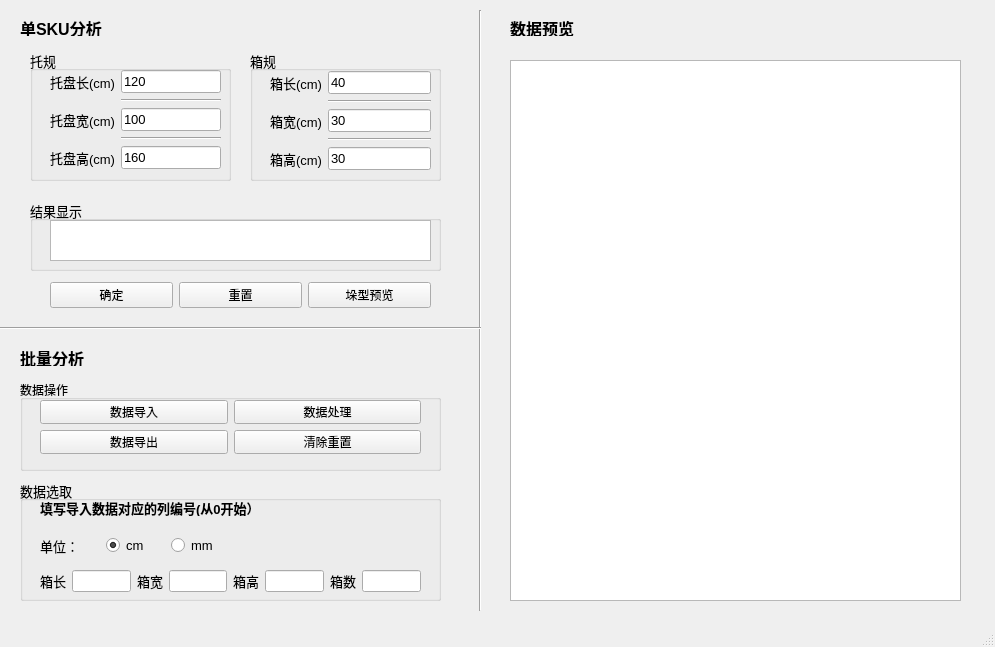
This is palletize.ui in binchuanyao/GC-DataAnalysisTemplate as Qt 5 draws it before an edit. The edited form follows.
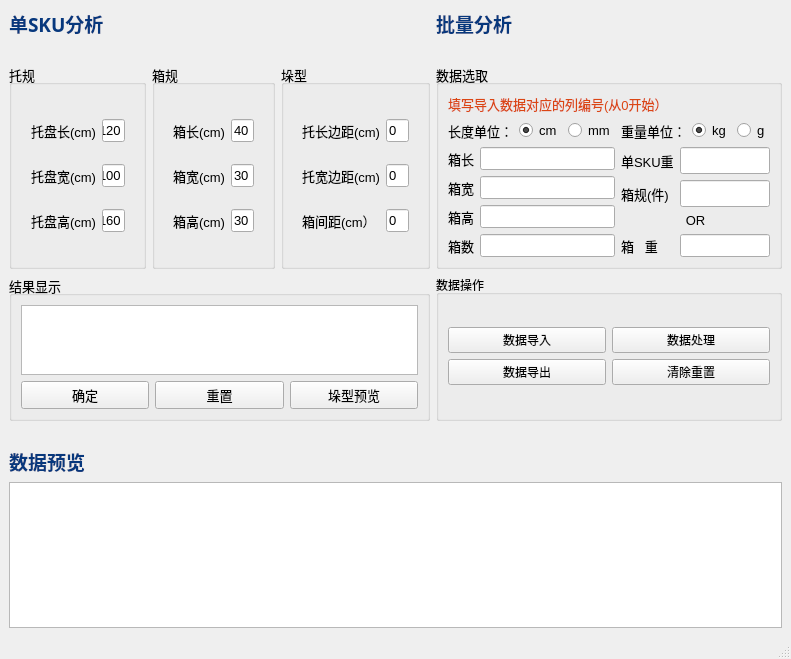
This is the edited form.

Commit message: Data Analysis template code completed; Palletizing model completed with interface; Project of carton recommend; Add minimal cube algorithm.

```diff
--- a/palletize.ui
+++ b/palletize.ui
@@ -6,8 +6,8 @@
    <rect>
     <x>0</x>
     <y>0</y>
-    <width>995</width>
-    <height>647</height>
+    <width>767</width>
+    <height>659</height>
    </rect>
   </property>
   <property name="windowTitle">
@@ -17,91 +17,326 @@
    <property name="enabled">
     <bool>true</bool>
    </property>
-   <widget class="QWidget" name="horizontalLayoutWidget">
-    <property name="geometry">
-     <rect>
-      <x>50</x>
-      <y>280</y>
-      <width>381</width>
-      <height>31</height>
-     </rect>
-    </property>
-    <layout class="QHBoxLayout" name="horizontalLayout">
-     <item>
-      <widget class="QPushButton" name="ok_btn">
-       <property name="text">
-        <string>确定</string>
-       </property>
-      </widget>
-     </item>
-     <item>
-      <widget class="QPushButton" name="reset_btn">
-       <property name="text">
-        <string>重置</string>
-       </property>
-      </widget>
-     </item>
-     <item>
-      <widget class="QPushButton" name="show_btn">
+   <layout class="QGridLayout" name="gridLayout_7">
+    <item row="0" column="4">
+     <widget class="QLabel" name="label_2">
+      <property name="sizePolicy">
+       <sizepolicy hsizetype="Expanding" vsizetype="Expanding">
+        <horstretch>0</horstretch>
+        <verstretch>0</verstretch>
+       </sizepolicy>
+      </property>
+      <property name="font">
+       <font>
+        <family>微软雅黑</family>
+        <pointsize>14</pointsize>
+        <weight>9</weight>
+        <italic>false</italic>
+        <bold>false</bold>
+       </font>
+      </property>
+      <property name="styleSheet">
+       <string notr="true">color: rgb(7, 56, 125);
+font: 75 14pt &quot;微软雅黑&quot;;</string>
+      </property>
        <property name="text">
-        <string>垛型预览</string>
+       <string>&lt;html&gt;&lt;head/&gt;&lt;body&gt;&lt;p&gt;&lt;span style=&quot; font-weight:600; color:#07387d;&quot;&gt;批量分析&lt;/span&gt;&lt;/p&gt;&lt;/body&gt;&lt;/html&gt;</string>
        </property>
       </widget>
      </item>
-    </layout>
-   </widget>
+    <item row="8" column="0" colspan="5">
    <widget class="QTableView" name="tableView">
-    <property name="geometry">
-     <rect>
-      <x>510</x>
-      <y>60</y>
-      <width>451</width>
-      <height>541</height>
-     </rect>
-    </property>
-   </widget>
-   <widget class="Line" name="line">
-    <property name="geometry">
-     <rect>
-      <x>470</x>
-      <y>10</y>
-      <width>21</width>
-      <height>601</height>
-     </rect>
-    </property>
-    <property name="orientation">
-     <enum>Qt::Vertical</enum>
-    </property>
-   </widget>
-   <widget class="QLabel" name="label_11">
-    <property name="geometry">
-     <rect>
-      <x>510</x>
-      <y>20</y>
-      <width>111</width>
-      <height>16</height>
-     </rect>
+      <property name="sizePolicy">
+       <sizepolicy hsizetype="Expanding" vsizetype="Expanding">
+        <horstretch>0</horstretch>
+        <verstretch>0</verstretch>
+       </sizepolicy>
+      </property>
+     </widget>
+    </item>
+    <item row="4" column="0" rowspan="2" colspan="2">
+     <widget class="QLabel" name="temp2">
+      <property name="text">
+       <string/>
+      </property>
+     </widget>
+    </item>
+    <item row="1" column="0" colspan="2">
+     <widget class="QLabel" name="temp1">
+      <property name="text">
+       <string/>
+      </property>
+     </widget>
+    </item>
+    <item row="2" column="4">
+     <widget class="QGroupBox" name="groupBox_4">
+      <property name="sizePolicy">
+       <sizepolicy hsizetype="Expanding" vsizetype="Expanding">
+        <horstretch>0</horstretch>
+        <verstretch>0</verstretch>
+       </sizepolicy>
     </property>
     <property name="font">
      <font>
-      <pointsize>12</pointsize>
+        <pointsize>10</pointsize>
+        <weight>50</weight>
+        <bold>false</bold>
+       </font>
+      </property>
+      <property name="title">
+       <string>数据选取</string>
+      </property>
+      <layout class="QGridLayout" name="gridLayout_2">
+       <item row="0" column="0" colspan="2">
+        <widget class="QLabel" name="input_hint">
+         <property name="enabled">
+          <bool>true</bool>
+         </property>
+         <property name="sizePolicy">
+          <sizepolicy hsizetype="Ignored" vsizetype="Expanding">
+           <horstretch>0</horstretch>
+           <verstretch>0</verstretch>
+          </sizepolicy>
+         </property>
+         <property name="font">
+          <font>
+           <pointsize>10</pointsize>
       <weight>75</weight>
+           <italic>false</italic>
       <bold>true</bold>
      </font>
     </property>
+         <property name="mouseTracking">
+          <bool>true</bool>
+         </property>
+         <property name="frameShadow">
+          <enum>QFrame::Sunken</enum>
+         </property>
     <property name="text">
-     <string>数据预览</string>
-    </property>
-   </widget>
+          <string>&lt;html&gt;&lt;head/&gt;&lt;body&gt;&lt;p&gt;&lt;span style=&quot; font-weight:400; color:#db4614;&quot;&gt;填写导入数据对应的列编号(从0开始）&lt;/span&gt;&lt;/p&gt;&lt;/body&gt;&lt;/html&gt;</string>
+         </property>
+         <property name="textFormat">
+          <enum>Qt::RichText</enum>
+         </property>
+         <property name="scaledContents">
+          <bool>false</bool>
+         </property>
+        </widget>
+       </item>
+       <item row="1" column="1">
+        <layout class="QHBoxLayout" name="horizontalLayout_6">
+         <item>
+          <widget class="QLabel" name="weightUnit_label">
+           <property name="sizePolicy">
+            <sizepolicy hsizetype="Expanding" vsizetype="Expanding">
+             <horstretch>0</horstretch>
+             <verstretch>0</verstretch>
+            </sizepolicy>
+           </property>
+           <property name="text">
+            <string>重量单位：</string>
+           </property>
+          </widget>
+         </item>
+         <item>
+          <widget class="QRadioButton" name="kg_radio_btn">
+           <property name="sizePolicy">
+            <sizepolicy hsizetype="Expanding" vsizetype="Expanding">
+             <horstretch>0</horstretch>
+             <verstretch>0</verstretch>
+            </sizepolicy>
+           </property>
+           <property name="text">
+            <string>kg</string>
+           </property>
+           <property name="checked">
+            <bool>true</bool>
+           </property>
+           <attribute name="buttonGroup">
+            <string notr="true">buttonGroup</string>
+           </attribute>
+          </widget>
+         </item>
+         <item>
+          <widget class="QRadioButton" name="g_radio_btn">
+           <property name="sizePolicy">
+            <sizepolicy hsizetype="Expanding" vsizetype="Expanding">
+             <horstretch>0</horstretch>
+             <verstretch>0</verstretch>
+            </sizepolicy>
+           </property>
+           <property name="text">
+            <string>g</string>
+           </property>
+           <attribute name="buttonGroup">
+            <string notr="true">buttonGroup</string>
+           </attribute>
+          </widget>
+         </item>
+        </layout>
+       </item>
+       <item row="1" column="0">
+        <layout class="QHBoxLayout" name="horizontalLayout_3" stretch="1,0,0">
+         <item>
+          <widget class="QLabel" name="lengthUnit_label">
+           <property name="sizePolicy">
+            <sizepolicy hsizetype="Expanding" vsizetype="Expanding">
+             <horstretch>1</horstretch>
+             <verstretch>0</verstretch>
+            </sizepolicy>
+           </property>
+           <property name="text">
+            <string>长度单位：</string>
+           </property>
+          </widget>
+         </item>
+         <item>
+          <widget class="QRadioButton" name="cm_radio_btn">
+           <property name="sizePolicy">
+            <sizepolicy hsizetype="Expanding" vsizetype="Expanding">
+             <horstretch>1</horstretch>
+             <verstretch>0</verstretch>
+            </sizepolicy>
+           </property>
+           <property name="text">
+            <string>cm</string>
+           </property>
+           <property name="checked">
+            <bool>true</bool>
+           </property>
+           <property name="autoExclusive">
+            <bool>true</bool>
+           </property>
+           <attribute name="buttonGroup">
+            <string notr="true">buttonGroup_2</string>
+           </attribute>
+          </widget>
+         </item>
+         <item>
+          <widget class="QRadioButton" name="mm_radio_btn">
+           <property name="sizePolicy">
+            <sizepolicy hsizetype="Expanding" vsizetype="Expanding">
+             <horstretch>1</horstretch>
+             <verstretch>0</verstretch>
+            </sizepolicy>
+           </property>
+           <property name="text">
+            <string>mm</string>
+           </property>
+           <attribute name="buttonGroup">
+            <string notr="true">buttonGroup_2</string>
+           </attribute>
+          </widget>
+         </item>
+        </layout>
+       </item>
+       <item row="2" column="0" rowspan="4">
+        <layout class="QFormLayout" name="formLayout">
+         <item row="0" column="0">
+          <widget class="QLabel" name="length_label">
+           <property name="text">
+            <string>箱长</string>
+           </property>
+          </widget>
+         </item>
+         <item row="0" column="1">
+          <widget class="QLineEdit" name="length_col"/>
+         </item>
+         <item row="1" column="0">
+          <widget class="QLabel" name="width_col_label">
+           <property name="text">
+            <string>箱宽</string>
+           </property>
+          </widget>
+         </item>
+         <item row="1" column="1">
+          <widget class="QLineEdit" name="width_col"/>
+         </item>
+         <item row="2" column="0">
+          <widget class="QLabel" name="height_label">
+           <property name="text">
+            <string>箱高</string>
+           </property>
+          </widget>
+         </item>
+         <item row="2" column="1">
+          <widget class="QLineEdit" name="height_col"/>
+         </item>
+         <item row="3" column="0">
+          <widget class="QLabel" name="cartonNum_label">
+           <property name="text">
+            <string>箱数</string>
+           </property>
+          </widget>
+         </item>
+         <item row="3" column="1">
+          <widget class="QLineEdit" name="cartonNum_col"/>
+         </item>
+        </layout>
+       </item>
+       <item row="2" column="1" rowspan="4">
+        <layout class="QFormLayout" name="formLayout_2">
+         <item row="0" column="0">
+          <widget class="QLabel" name="sku_wt_label">
+           <property name="text">
+            <string>单SKU重</string>
+           </property>
+          </widget>
+         </item>
+         <item row="0" column="1">
+          <widget class="QLineEdit" name="sku_wt_col">
+           <property name="sizePolicy">
+            <sizepolicy hsizetype="Expanding" vsizetype="Expanding">
+             <horstretch>0</horstretch>
+             <verstretch>0</verstretch>
+            </sizepolicy>
+           </property>
+          </widget>
+         </item>
+         <item row="2" column="0">
+          <widget class="QLabel" name="fullCartonQty_label">
+           <property name="text">
+            <string>箱规(件)</string>
+           </property>
+          </widget>
+         </item>
+         <item row="2" column="1">
+          <widget class="QLineEdit" name="fullCartonQty_col">
+           <property name="sizePolicy">
+            <sizepolicy hsizetype="Expanding" vsizetype="Expanding">
+             <horstretch>0</horstretch>
+             <verstretch>0</verstretch>
+            </sizepolicy>
+           </property>
+          </widget>
+         </item>
+         <item row="4" column="1">
+          <widget class="QLineEdit" name="ctn_wt_col"/>
+         </item>
+         <item row="4" column="0">
+          <widget class="QLabel" name="ctn_wt_label">
+           <property name="text">
+            <string>箱   重</string>
+           </property>
+          </widget>
+         </item>
+         <item row="3" column="0" colspan="2">
+          <widget class="QLabel" name="label_6">
+           <property name="text">
+            <string>OR</string>
+           </property>
+           <property name="alignment">
+            <set>Qt::AlignCenter</set>
+           </property>
+          </widget>
+         </item>
+        </layout>
+       </item>
+      </layout>
+     </widget>
+    </item>
+    <item row="2" column="0" colspan="2">
    <widget class="QGroupBox" name="groupBox">
-    <property name="geometry">
-     <rect>
-      <x>30</x>
-      <y>50</y>
-      <width>201</width>
-      <height>131</height>
-     </rect>
-    </property>
     <property name="sizePolicy">
      <sizepolicy hsizetype="Expanding" vsizetype="Expanding">
       <horstretch>0</horstretch>
@@ -118,84 +353,72 @@
     <property name="title">
      <string>托规</string>
     </property>
-    <widget class="QWidget" name="formLayoutWidget">
-     <property name="geometry">
-      <rect>
-       <x>20</x>
-       <y>20</y>
-       <width>171</width>
-       <height>101</height>
-      </rect>
-     </property>
-     <layout class="QFormLayout" name="formLayout">
-      <item row="0" column="1">
-       <widget class="QLineEdit" name="plt_length">
+      <layout class="QHBoxLayout" name="horizontalLayout_8">
+       <property name="spacing">
+        <number>0</number>
+       </property>
+       <property name="leftMargin">
+        <number>10</number>
+       </property>
+       <item>
+        <widget class="QFrame" name="">
+         <property name="sizePolicy">
+          <sizepolicy hsizetype="Expanding" vsizetype="Expanding">
+           <horstretch>0</horstretch>
+           <verstretch>0</verstretch>
+          </sizepolicy>
+         </property>
+         <layout class="QGridLayout" name="gridLayout_5">
+          <item row="0" column="0">
+           <widget class="QLabel" name="label_3">
         <property name="text">
-         <string>120</string>
+             <string>托盘长(cm)</string>
         </property>
        </widget>
       </item>
-      <item row="1" column="1">
-       <widget class="Line" name="line_3">
-        <property name="orientation">
-         <enum>Qt::Horizontal</enum>
-        </property>
-       </widget>
-      </item>
-      <item row="2" column="0">
+          <item row="1" column="0">
        <widget class="QLabel" name="label_4">
         <property name="text">
          <string>托盘宽(cm)</string>
         </property>
        </widget>
       </item>
-      <item row="2" column="1">
-       <widget class="QLineEdit" name="plt_width">
-        <property name="text">
-         <string>100</string>
-        </property>
-       </widget>
-      </item>
-      <item row="3" column="1">
-       <widget class="Line" name="line_2">
-        <property name="orientation">
-         <enum>Qt::Horizontal</enum>
-        </property>
-       </widget>
-      </item>
-      <item row="4" column="0">
+          <item row="2" column="0">
        <widget class="QLabel" name="label_5">
         <property name="text">
          <string>托盘高(cm)</string>
         </property>
        </widget>
       </item>
-      <item row="4" column="1">
+          <item row="2" column="1">
        <widget class="QLineEdit" name="plt_height">
         <property name="text">
          <string>160</string>
         </property>
        </widget>
       </item>
-      <item row="0" column="0">
-       <widget class="QLabel" name="label_3">
+          <item row="1" column="1">
+           <widget class="QLineEdit" name="plt_width">
         <property name="text">
-         <string>托盘长(cm)</string>
+             <string>100</string>
         </property>
        </widget>
       </item>
-     </layout>
-    </widget>
-   </widget>
+          <item row="0" column="1">
+           <widget class="QLineEdit" name="plt_length">
+            <property name="text">
+             <string>120</string>
+            </property>
+           </widget>
+          </item>
+         </layout>
+        </widget>
+       </item>
+      </layout>
+     </widget>
+    </item>
+    <item row="2" column="2">
    <widget class="QGroupBox" name="groupBox_2">
-    <property name="geometry">
-     <rect>
-      <x>250</x>
-      <y>50</y>
-      <width>191</width>
-      <height>131</height>
-     </rect>
-    </property>
     <property name="sizePolicy">
      <sizepolicy hsizetype="Expanding" vsizetype="Expanding">
       <horstretch>0</horstretch>
@@ -227,16 +450,23 @@
     <property name="checkable">
      <bool>false</bool>
     </property>
-    <widget class="QWidget" name="formLayoutWidget_2">
-     <property name="geometry">
-      <rect>
-       <x>20</x>
-       <y>21</y>
-       <width>161</width>
-       <height>101</height>
-      </rect>
-     </property>
-     <layout class="QFormLayout" name="formLayout_2">
+      <layout class="QHBoxLayout" name="horizontalLayout_5">
+       <item>
+        <widget class="QFrame" name="">
+         <property name="sizePolicy">
+          <sizepolicy hsizetype="Expanding" vsizetype="Expanding">
+           <horstretch>0</horstretch>
+           <verstretch>0</verstretch>
+          </sizepolicy>
+         </property>
+         <layout class="QGridLayout" name="gridLayout_4">
+          <item row="0" column="0">
+           <widget class="QLabel" name="ctn_length_label">
+            <property name="text">
+             <string>箱长(cm)</string>
+            </property>
+           </widget>
+          </item>
       <item row="0" column="1">
        <widget class="QLineEdit" name="ctn_length">
         <property name="text">
@@ -244,302 +474,138 @@
         </property>
        </widget>
       </item>
-      <item row="1" column="1">
-       <widget class="Line" name="line_5">
-        <property name="orientation">
-         <enum>Qt::Horizontal</enum>
-        </property>
-       </widget>
-      </item>
-      <item row="2" column="0">
-       <widget class="QLabel" name="label_7">
+          <item row="1" column="0">
+           <widget class="QLabel" name="ctn_width_label">
         <property name="text">
          <string>箱宽(cm)</string>
         </property>
        </widget>
       </item>
-      <item row="2" column="1">
+          <item row="1" column="1">
        <widget class="QLineEdit" name="ctn_width">
         <property name="text">
          <string>30</string>
         </property>
        </widget>
       </item>
-      <item row="3" column="1">
-       <widget class="Line" name="line_4">
-        <property name="orientation">
-         <enum>Qt::Horizontal</enum>
-        </property>
-       </widget>
-      </item>
-      <item row="4" column="0">
-       <widget class="QLabel" name="label_8">
+          <item row="2" column="0">
+           <widget class="QLabel" name="ctn_height_label">
         <property name="text">
          <string>箱高(cm)</string>
         </property>
        </widget>
       </item>
-      <item row="4" column="1">
+          <item row="2" column="1">
        <widget class="QLineEdit" name="ctn_height">
         <property name="text">
          <string>30</string>
         </property>
        </widget>
       </item>
+         </layout>
+        </widget>
+       </item>
+      </layout>
+     </widget>
+    </item>
+    <item row="2" column="3">
+     <widget class="QGroupBox" name="groupBox_6">
+      <property name="sizePolicy">
+       <sizepolicy hsizetype="Expanding" vsizetype="Expanding">
+        <horstretch>0</horstretch>
+        <verstretch>0</verstretch>
+       </sizepolicy>
+      </property>
+      <property name="font">
+       <font>
+        <pointsize>10</pointsize>
+        <weight>50</weight>
+        <bold>false</bold>
+       </font>
+      </property>
+      <property name="tabletTracking">
+       <bool>true</bool>
+      </property>
+      <property name="focusPolicy">
+       <enum>Qt::NoFocus</enum>
+      </property>
+      <property name="contextMenuPolicy">
+       <enum>Qt::NoContextMenu</enum>
+      </property>
+      <property name="title">
+       <string>垛型</string>
+      </property>
+      <property name="flat">
+       <bool>false</bool>
+      </property>
+      <property name="checkable">
+       <bool>false</bool>
+      </property>
+      <layout class="QHBoxLayout" name="horizontalLayout_4">
+       <item>
+        <widget class="QFrame" name="">
+         <property name="sizePolicy">
+          <sizepolicy hsizetype="Expanding" vsizetype="Expanding">
+           <horstretch>0</horstretch>
+           <verstretch>0</verstretch>
+          </sizepolicy>
+         </property>
+         <layout class="QGridLayout" name="gridLayout_3">
       <item row="0" column="0">
-       <widget class="QLabel" name="label_6">
+           <widget class="QLabel" name="label_18">
         <property name="text">
-         <string>箱长(cm)</string>
+             <string>托长边距(cm)</string>
         </property>
        </widget>
       </item>
-     </layout>
-    </widget>
-   </widget>
-   <widget class="QGroupBox" name="groupBox_3">
-    <property name="geometry">
-     <rect>
-      <x>30</x>
-      <y>200</y>
-      <width>411</width>
-      <height>71</height>
-     </rect>
-    </property>
-    <property name="sizePolicy">
-     <sizepolicy hsizetype="Expanding" vsizetype="Expanding">
-      <horstretch>0</horstretch>
-      <verstretch>0</verstretch>
-     </sizepolicy>
-    </property>
-    <property name="font">
-     <font>
-      <pointsize>10</pointsize>
-      <weight>50</weight>
-      <bold>false</bold>
-     </font>
-    </property>
-    <property name="layoutDirection">
-     <enum>Qt::LeftToRight</enum>
-    </property>
-    <property name="title">
-     <string>结果显示</string>
-    </property>
-    <widget class="QTextEdit" name="resultText1">
-     <property name="geometry">
-      <rect>
-       <x>20</x>
-       <y>20</y>
-       <width>381</width>
-       <height>41</height>
-      </rect>
-     </property>
-     <property name="sizePolicy">
-      <sizepolicy hsizetype="Fixed" vsizetype="Fixed">
-       <horstretch>0</horstretch>
-       <verstretch>0</verstretch>
-      </sizepolicy>
-     </property>
-    </widget>
-   </widget>
-   <widget class="QLabel" name="label">
-    <property name="geometry">
-     <rect>
-      <x>20</x>
-      <y>20</y>
-      <width>91</width>
-      <height>16</height>
-     </rect>
-    </property>
-    <property name="font">
-     <font>
-      <pointsize>12</pointsize>
-      <weight>75</weight>
-      <bold>true</bold>
-     </font>
-    </property>
+          <item row="0" column="1">
+           <widget class="QLineEdit" name="plt_l_gap">
     <property name="text">
-     <string>单SKU分析</string>
-    </property>
-   </widget>
-   <widget class="QLabel" name="label_2">
-    <property name="geometry">
-     <rect>
-      <x>20</x>
-      <y>350</y>
-      <width>91</width>
-      <height>16</height>
-     </rect>
-    </property>
-    <property name="font">
-     <font>
-      <pointsize>12</pointsize>
-      <weight>75</weight>
-      <bold>true</bold>
-     </font>
-    </property>
+             <string>0</string>
+            </property>
+           </widget>
+          </item>
+          <item row="1" column="0">
+           <widget class="QLabel" name="label_19">
     <property name="text">
-     <string>批量分析</string>
-    </property>
-   </widget>
-   <widget class="QGroupBox" name="groupBox_4">
-    <property name="geometry">
-     <rect>
-      <x>20</x>
-      <y>480</y>
-      <width>421</width>
-      <height>121</height>
-     </rect>
-    </property>
-    <property name="font">
-     <font>
-      <pointsize>10</pointsize>
-      <weight>50</weight>
-      <bold>false</bold>
-     </font>
-    </property>
-    <property name="title">
-     <string>数据选取</string>
-    </property>
-    <widget class="QLabel" name="input_hint">
-     <property name="enabled">
-      <bool>true</bool>
-     </property>
-     <property name="geometry">
-      <rect>
-       <x>20</x>
-       <y>20</y>
-       <width>251</width>
-       <height>16</height>
-      </rect>
-     </property>
-     <property name="font">
-      <font>
-       <pointsize>10</pointsize>
-       <weight>75</weight>
-       <italic>false</italic>
-       <bold>true</bold>
-      </font>
-     </property>
-     <property name="mouseTracking">
-      <bool>false</bool>
-     </property>
-     <property name="frameShadow">
-      <enum>QFrame::Sunken</enum>
-     </property>
-     <property name="text">
-      <string>填写导入数据对应的列编号(从0开始）</string>
-     </property>
-    </widget>
-    <widget class="QWidget" name="horizontalLayoutWidget_2">
-     <property name="geometry">
-      <rect>
-       <x>20</x>
-       <y>90</y>
-       <width>381</width>
-       <height>22</height>
-      </rect>
-     </property>
-     <layout class="QHBoxLayout" name="horizontalLayout_2">
-      <item>
-       <widget class="QLabel" name="label_13">
-        <property name="text">
-         <string>箱长</string>
-        </property>
-       </widget>
-      </item>
-      <item>
-       <widget class="QLineEdit" name="length_col"/>
-      </item>
-      <item>
-       <widget class="QLabel" name="label_14">
+             <string>托宽边距(cm)</string>
+            </property>
+           </widget>
+          </item>
+          <item row="1" column="1">
+           <widget class="QLineEdit" name="plt_w_gap">
         <property name="text">
-         <string>箱宽</string>
+             <string>0</string>
         </property>
        </widget>
       </item>
-      <item>
-       <widget class="QLineEdit" name="width_col"/>
-      </item>
-      <item>
-       <widget class="QLabel" name="label_15">
+          <item row="2" column="0">
+           <widget class="QLabel" name="label_10">
         <property name="text">
-         <string>箱高</string>
+             <string>箱间距(cm）</string>
         </property>
        </widget>
       </item>
-      <item>
-       <widget class="QLineEdit" name="height_col"/>
-      </item>
-      <item>
-       <widget class="QLabel" name="label_16">
+          <item row="2" column="1">
+           <widget class="QLineEdit" name="ctn_gap">
         <property name="text">
-         <string>箱数</string>
+             <string>0</string>
         </property>
        </widget>
       </item>
-      <item>
-       <widget class="QLineEdit" name="carton_col"/>
-      </item>
-     </layout>
-    </widget>
-    <widget class="QWidget" name="horizontalLayoutWidget_3">
-     <property name="geometry">
-      <rect>
-       <x>20</x>
-       <y>50</y>
-       <width>191</width>
-       <height>31</height>
-      </rect>
-     </property>
-     <layout class="QHBoxLayout" name="horizontalLayout_3">
-      <item>
-       <widget class="QLabel" name="label_9">
-        <property name="text">
-         <string>单位：</string>
-        </property>
-       </widget>
-      </item>
-      <item>
-       <widget class="QRadioButton" name="cm_radiobtn">
-        <property name="text">
-         <string>cm</string>
-        </property>
-        <property name="checked">
-         <bool>true</bool>
-        </property>
-       </widget>
-      </item>
-      <item>
-       <widget class="QRadioButton" name="mm_radiobtn">
-        <property name="text">
-         <string>mm</string>
-        </property>
-       </widget>
-      </item>
-     </layout>
-    </widget>
-   </widget>
-   <widget class="Line" name="line_6">
-    <property name="geometry">
-     <rect>
-      <x>0</x>
-      <y>320</y>
-      <width>481</width>
-      <height>16</height>
-     </rect>
-    </property>
-    <property name="orientation">
-     <enum>Qt::Horizontal</enum>
-    </property>
-   </widget>
+         </layout>
+        </widget>
+       </item>
+      </layout>
+     </widget>
+    </item>
+    <item row="3" column="4">
    <widget class="QGroupBox" name="groupBox_5">
-    <property name="geometry">
-     <rect>
-      <x>20</x>
-      <y>380</y>
-      <width>421</width>
-      <height>91</height>
-     </rect>
+      <property name="sizePolicy">
+       <sizepolicy hsizetype="Expanding" vsizetype="Expanding">
+        <horstretch>3</horstretch>
+        <verstretch>1</verstretch>
+       </sizepolicy>
     </property>
     <property name="layoutDirection">
      <enum>Qt::LeftToRight</enum>
@@ -550,15 +616,8 @@
     <property name="title">
      <string>数据操作</string>
     </property>
-    <widget class="QWidget" name="gridLayoutWidget">
-     <property name="geometry">
-      <rect>
-       <x>20</x>
-       <y>20</y>
-       <width>381</width>
-       <height>54</height>
-      </rect>
-     </property>
+      <layout class="QVBoxLayout" name="verticalLayout_4">
+       <item>
      <layout class="QGridLayout" name="gridLayout">
       <item row="0" column="0">
        <widget class="QPushButton" name="upload_btn">
@@ -589,8 +648,123 @@
        </widget>
       </item>
      </layout>
-    </widget>
-   </widget>
+       </item>
+      </layout>
+     </widget>
+    </item>
+    <item row="3" column="0" colspan="4">
+     <widget class="QGroupBox" name="groupBox_3">
+      <property name="sizePolicy">
+       <sizepolicy hsizetype="Expanding" vsizetype="Expanding">
+        <horstretch>0</horstretch>
+        <verstretch>0</verstretch>
+       </sizepolicy>
+      </property>
+      <property name="font">
+       <font>
+        <pointsize>10</pointsize>
+        <weight>50</weight>
+        <bold>false</bold>
+       </font>
+      </property>
+      <property name="layoutDirection">
+       <enum>Qt::LeftToRight</enum>
+      </property>
+      <property name="title">
+       <string>结果显示</string>
+      </property>
+      <layout class="QVBoxLayout" name="verticalLayout">
+       <item>
+        <widget class="QTextEdit" name="resultText1">
+         <property name="sizePolicy">
+          <sizepolicy hsizetype="Expanding" vsizetype="Expanding">
+           <horstretch>0</horstretch>
+           <verstretch>0</verstretch>
+          </sizepolicy>
+         </property>
+        </widget>
+       </item>
+       <item>
+        <layout class="QHBoxLayout" name="horizontalLayout">
+         <item>
+          <widget class="QPushButton" name="ok_btn">
+           <property name="text">
+            <string>确定</string>
+           </property>
+          </widget>
+         </item>
+         <item>
+          <widget class="QPushButton" name="reset_btn">
+           <property name="text">
+            <string>重置</string>
+           </property>
+          </widget>
+         </item>
+         <item>
+          <widget class="QPushButton" name="show_btn">
+           <property name="text">
+            <string>垛型预览</string>
+           </property>
+          </widget>
+         </item>
+        </layout>
+       </item>
+      </layout>
+     </widget>
+    </item>
+    <item row="0" column="0" colspan="4">
+     <widget class="QLabel" name="label">
+      <property name="sizePolicy">
+       <sizepolicy hsizetype="Expanding" vsizetype="Expanding">
+        <horstretch>0</horstretch>
+        <verstretch>0</verstretch>
+       </sizepolicy>
+      </property>
+      <property name="font">
+       <font>
+        <family>微软雅黑</family>
+        <pointsize>14</pointsize>
+        <weight>9</weight>
+        <italic>false</italic>
+        <bold>false</bold>
+       </font>
+      </property>
+      <property name="styleSheet">
+       <string notr="true">color: rgb(7, 56, 125);
+font: 75 14pt &quot;微软雅黑&quot;;</string>
+      </property>
+      <property name="text">
+       <string>&lt;html&gt;&lt;head/&gt;&lt;body&gt;&lt;p&gt;&lt;span style=&quot; font-weight:600; color:#07387d;&quot;&gt;单SKU分析&lt;/span&gt;&lt;/p&gt;&lt;/body&gt;&lt;/html&gt;</string>
+      </property>
+     </widget>
+    </item>
+    <item row="6" column="0" colspan="5">
+     <widget class="QLabel" name="label_7">
+      <property name="sizePolicy">
+       <sizepolicy hsizetype="Expanding" vsizetype="Expanding">
+        <horstretch>0</horstretch>
+        <verstretch>0</verstretch>
+       </sizepolicy>
+      </property>
+      <property name="font">
+       <font>
+        <family>微软雅黑</family>
+        <pointsize>14</pointsize>
+        <weight>9</weight>
+        <italic>false</italic>
+        <bold>false</bold>
+       </font>
+      </property>
+      <property name="styleSheet">
+       <string notr="true">color: rgb(7, 56, 125);
+font: 75 14pt &quot;微软雅黑&quot;;</string>
+      </property>
+      <property name="text">
+       <string>&lt;html&gt;&lt;head/&gt;&lt;body&gt;&lt;p&gt;&lt;span style=&quot; font-weight:600; color:#07387d;&quot;&gt;数据预览&lt;/span&gt;&lt;/p&gt;&lt;/body&gt;&lt;/html&gt;</string>
+      </property>
+     </widget>
+    </item>
+   </layout>
   </widget>
   <widget class="QStatusBar" name="statusBar"/>
   <action name="actionNew">
```
Left out of the diff: 32 changed lines with no effect on the pictures. Lines whose indentation alone changed are shown as unchanged. The commit also changes 10 other files.
